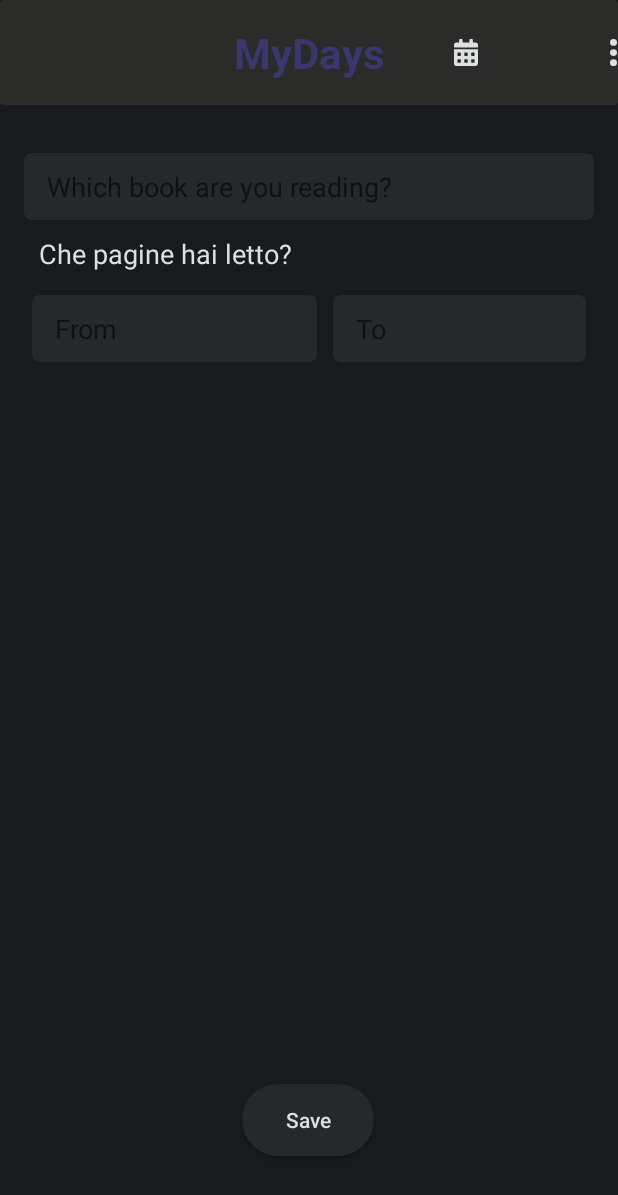
After one commit to msarpong/MyDays, an Android app: the AddReadScreen screen opened directly, with no data from a screen before it, on a phone screen of 412 x 824 dp. The commit adds this screen. Shown: the top 1195 px of the screen. Run offline under Robolectric (Android 15) with nearby library versions, the phone set to English and light mode, and no system bars.

Commit message:
Add first version layout for read screen

```diff
--- a/app/src/main/AndroidManifest.xml
+++ b/app/src/main/AndroidManifest.xml
@@ -12,6 +12,7 @@
         android:supportsRtl="true"
         android:theme="@style/AppTheme">
         <activity android:name=".ui.add.sport.AddSportScreen"></activity>
+        <activity android:name=".ui.add.read.AddReadScreen"></activity>
         <activity android:name=".ui.detailDate.DateScreen" />
         <activity android:name=".ui.detail.DetailScreen" />
         <activity android:name=".ui.calendar.CalendarScreen" />
--- a/app/src/main/java/com/msarpong/mydays/ui/add/ChoiceScreen.kt
+++ b/app/src/main/java/com/msarpong/mydays/ui/add/ChoiceScreen.kt
@@ -31,7 +31,8 @@
 
     private val cardList = listOf(
         Choice(R.drawable.ic_format_align, "Text"),
-        Choice(R.drawable.ic_icon_awesome_running, "Sport")
+        Choice(R.drawable.ic_icon_awesome_running, "Sport"),
+        Choice(R.drawable.ic_icon_awesome_running, "Read")
     )
 
     override fun onCreate(savedInstanceState: Bundle?) {
--- a/app/src/main/java/com/msarpong/mydays/ui/add/ChoiceScreenAdapter.kt
+++ b/app/src/main/java/com/msarpong/mydays/ui/add/ChoiceScreenAdapter.kt
@@ -12,6 +12,7 @@
 import androidx.recyclerview.widget.ListAdapter
 import androidx.recyclerview.widget.RecyclerView
 import com.msarpong.mydays.R
+import com.msarpong.mydays.ui.add.read.AddReadScreen
 import com.msarpong.mydays.ui.add.sport.AddSportScreen
 import com.msarpong.mydays.ui.add.text.AddTextScreen
 
@@ -34,6 +35,7 @@
                 when (holder.cardLabel.text) {
                     "Sport" -> AddSportScreen.OpenAddSport(holder.card.context as Activity)
                     "Text" -> AddTextScreen.OpenAddText(holder.card.context as Activity)
+                    "Read" -> AddReadScreen.OpenAddRead(holder.card.context as Activity)
                 }
             }
         }
--- /dev/null
+++ b/app/src/main/java/com/msarpong/mydays/ui/add/read/AddReadScreen.kt
@@ -0,0 +1,34 @@
+package com.msarpong.mydays.ui.add.read
+
+import android.app.Activity
+import android.content.Context
+import android.content.Intent
+import android.content.SharedPreferences
+import androidx.appcompat.app.AppCompatActivity
+import android.os.Bundle
+import com.msarpong.mydays.R
+import com.msarpong.mydays.utils.DARK_MODE
+import com.msarpong.mydays.utils.SHARED_PREFS_SETTING
+import com.msarpong.mydays.utils.SHARED_PREFS_THEME
+
+
+import com.msarpong.mydays.utils.getThemeInfo
+
+private lateinit var sharedPrefs: SharedPreferences
+
+class AddReadScreen : AppCompatActivity() {
+
+    companion object {
+        fun OpenAddRead(startingActivity: Activity) {
+            val intent = Intent(startingActivity, AddReadScreen::class.java)
+            startingActivity.startActivity(intent)
+        }
+    }
+
+    override fun onCreate(savedInstanceState: Bundle?) {
+        super.onCreate(savedInstanceState)
+        sharedPrefs = getSharedPreferences(SHARED_PREFS_SETTING, Context.MODE_PRIVATE)
+        setTheme(getThemeInfo(sharedPrefs.getString(SHARED_PREFS_THEME, DARK_MODE)))
+        setContentView(R.layout.add_read_screen)
+    }
+}
--- /dev/null
+++ b/app/src/main/res/layout/add_read_screen.xml
@@ -0,0 +1,107 @@
+<?xml version="1.0" encoding="utf-8"?>
+<androidx.constraintlayout.widget.ConstraintLayout xmlns:android="http://schemas.android.com/apk/res/android"
+    xmlns:app="http://schemas.android.com/apk/res-auto"
+    xmlns:tools="http://schemas.android.com/tools"
+    android:layout_width="match_parent"
+    android:layout_height="match_parent"
+    android:background="@color/colorBackground"
+    tools:context=".ui.add.read.AddReadScreen">
+
+    <include
+        android:id="@+id/card_header"
+        layout="@layout/titlebar" />
+
+    <Button
+        android:id="@+id/btn_save"
+        android:layout_width="wrap_content"
+        android:layout_height="wrap_content"
+        android:background="@drawable/round_shape"
+        android:text="@string/save"
+        android:textAllCaps="false"
+        android:textColor="@color/colorPrimaryText"
+        app:layout_constraintBottom_toBottomOf="parent"
+        app:layout_constraintEnd_toEndOf="parent"
+        app:layout_constraintHorizontal_bias="0.498"
+        app:layout_constraintStart_toStartOf="parent"
+        app:layout_constraintTop_toTopOf="parent"
+        app:layout_constraintVertical_bias="0.931" />
+
+    <LinearLayout
+        android:id="@+id/linearLayout"
+        android:layout_width="match_parent"
+        android:layout_height="wrap_content"
+        android:layout_marginTop="16dp"
+        android:orientation="vertical"
+        android:padding="16dp"
+        app:layout_constraintEnd_toEndOf="parent"
+        app:layout_constraintStart_toStartOf="parent"
+        app:layout_constraintTop_toBottomOf="@+id/card_header">
+
+
+        <EditText
+            android:id="@+id/editTitle"
+            android:layout_width="match_parent"
+            android:layout_height="wrap_content"
+            android:autofillHints="@string/hind_read_book"
+            android:background="@drawable/et_style"
+            android:ems="10"
+            android:hint="@string/hind_read_book"
+            android:inputType="textCapSentences|textNoSuggestions"
+            android:padding="10dp"
+            android:paddingStart="15dp"
+            android:paddingEnd="15dp"
+            android:textColor="@color/colorPrimaryText" />
+
+        <TextView
+            android:layout_width="match_parent"
+            android:layout_height="match_parent"
+            android:padding="10dp"
+            android:text="Che pagine hai letto?"
+            android:textColor="@color/colorPrimaryText"
+            android:textSize="18sp" />
+
+        <LinearLayout
+            android:layout_width="match_parent"
+            android:layout_height="wrap_content"
+            android:orientation="horizontal"
+            android:weightSum="2">
+
+            <EditText
+                android:id="@+id/editBody1"
+                android:layout_width="wrap_content"
+                android:layout_height="wrap_content"
+                android:layout_margin="5dp"
+                android:layout_marginTop="15dp"
+                android:layout_weight="1"
+                android:autofillHints="@string/hind_read_book"
+                android:background="@drawable/et_style"
+                android:hint="From"
+                android:inputType="number"
+                android:padding="10dp"
+                android:paddingStart="15dp"
+                android:paddingEnd="15dp"
+                android:textColor="@color/colorPrimaryText" />
+
+
+            <EditText
+                android:id="@+id/editBody"
+                android:layout_width="wrap_content"
+                android:layout_height="wrap_content"
+                android:layout_margin="5dp"
+                android:layout_marginTop="15dp"
+                android:layout_weight="1"
+                android:autofillHints="@string/hind_read_book"
+                android:background="@drawable/et_style"
+                android:hint="To"
+                android:inputType="number"
+                android:padding="10dp"
+                android:paddingStart="15dp"
+                android:paddingEnd="15dp"
+                android:textColor="@color/colorPrimaryText" />
+        </LinearLayout>
+
+
+    </LinearLayout>
+
+
+</androidx.constraintlayout.widget.ConstraintLayout>
--- a/app/src/main/res/values/strings.xml
+++ b/app/src/main/res/values/strings.xml
@@ -3,6 +3,7 @@
     <string name="add_button">Add Button</string>
     <string name="add_hint_title">Title</string>
     <string name="add_hint_body">Write something</string>
+    <string name="hind_read_book">Which book are you reading?</string>
     <string name="add_new">Add New</string>
     <string name="mood">Mood</string>
     <string name="save">Save</string>
```
